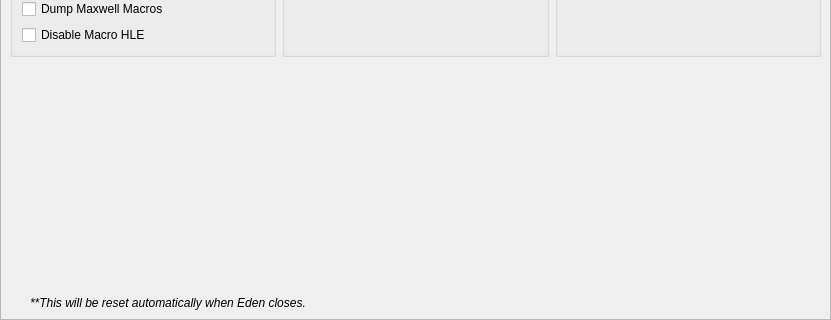
The window that src/yuzu/configuration/configure_debug.ui (rorrim-rorrim/eden-alt) describes before a commit, drawn with Qt 5; both pictures show x 0 to 831 and y 440 to 760 of the 831 by 760 pixel window.
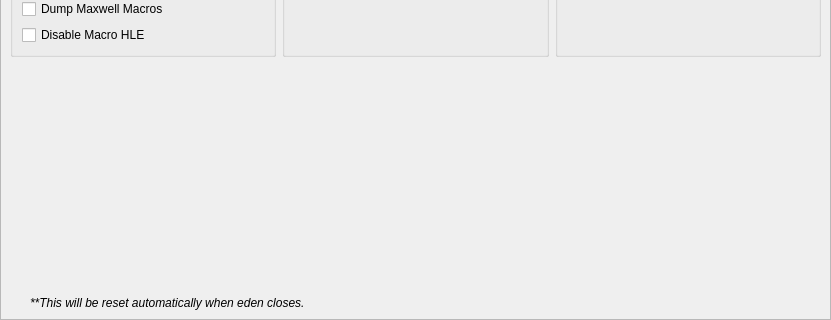
The same window after the commit.

What changed in the file:
```diff
--- a/src/yuzu/configuration/configure_debug.ui
+++ b/src/yuzu/configuration/configure_debug.ui
@@ -560,7 +560,7 @@
        </font>
       </property>
       <property name="text">
-       <string>**This will be reset automatically when Eden closes.</string>
+       <string>**This will be reset automatically when eden closes.</string>
       </property>
       <property name="indent">
        <number>20</number>
```
Left out of the diff: 14 changed lines with no effect on the pictures.
